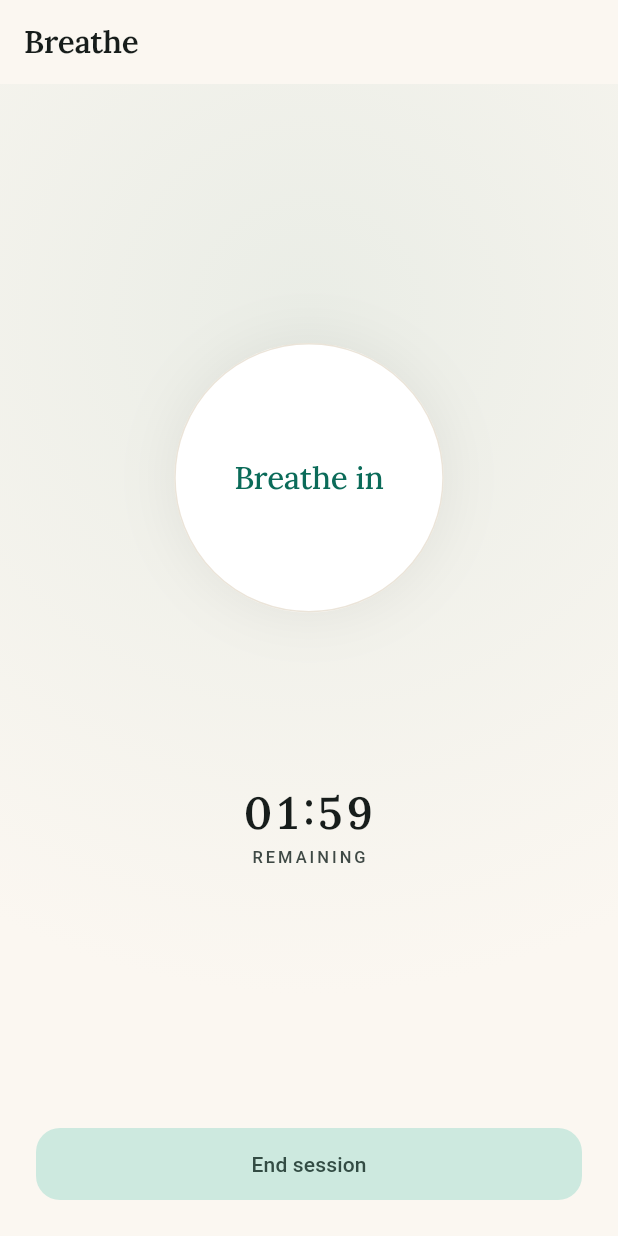
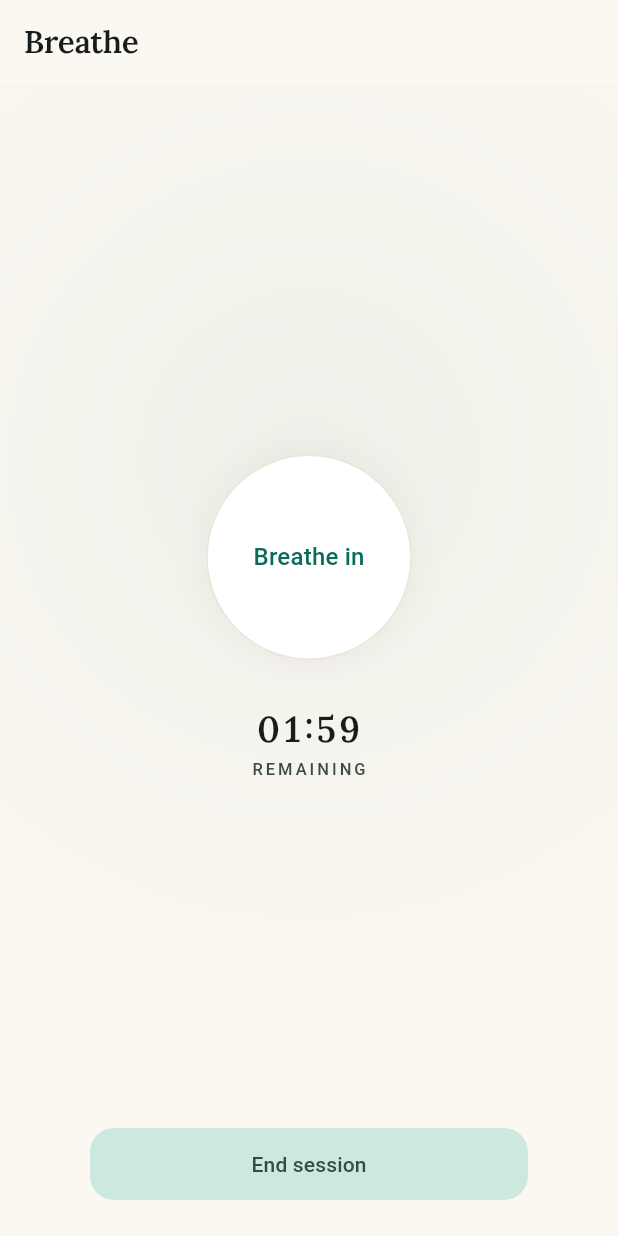
Before and after one commit to iezappa/alveoapp, a Flutter app: the BreatheScreen screen opened by its route, after a tap on "Calm · 4·7·8", after a tap on "Start session", on a phone screen of 412 x 824 dp. Run offline on Flutter 3.47's test engine with Material 3 defaults, Android fonts, the light colour scheme and no system bars; our stand-ins replace drift, fl_chart, flutter_riverpod, go_router, pdf, web; missing offline and left inert: dart:js_interop, file_selector; accounts and stored records are empty; generated files the repository leaves out were written again.

Commit message:
style: calmer, right-sized Breathe screen
Shrinks the focal circle (210->160), drops the countdown to a serif
headlineMedium, softens the shadow, and centres everything in a 340px
column with the action pinned to the bottom instead of stretched across
oversized flex spacers.

```diff
--- a/apps/client/lib/features/breathe/breathe_screen.dart
+++ b/apps/client/lib/features/breathe/breathe_screen.dart
@@ -68,13 +68,6 @@ class _BreatheScreenState extends State<BreatheScreen>
         BreathPhase.holdOut => l10n.breathePhaseHold,
       };
 
-  static String _clock(Duration d) {
-    final total = d.inSeconds < 0 ? 0 : d.inSeconds;
-    final minutes = (total ~/ 60).toString().padLeft(2, '0');
-    final seconds = (total % 60).toString().padLeft(2, '0');
-    return '$minutes:$seconds';
-  }
-
   @override
   Widget build(BuildContext context) {
     final l10n = AppLocalizations.of(context);
@@ -86,11 +79,11 @@ class _BreatheScreenState extends State<BreatheScreen>
       body: DecoratedBox(
         decoration: BoxDecoration(
           gradient: RadialGradient(
-            center: const Alignment(0, -0.6),
-            radius: 1.1,
+            center: const Alignment(0, -0.35),
+            radius: 0.9,
             colors: [
               Color.alphaBlend(
-                scheme.primary.withValues(alpha: 0.07),
+                scheme.primary.withValues(alpha: 0.05),
                 scheme.surface,
               ),
               scheme.surface,
@@ -98,17 +91,27 @@ class _BreatheScreenState extends State<BreatheScreen>
           ),
         ),
         child: SafeArea(
+          child: Center(
+            child: ConstrainedBox(
+              constraints: const BoxConstraints(maxWidth: 340),
+              child: Padding(
+                padding: const EdgeInsets.fromLTRB(24, 16, 24, 24),
                 child: Column(
                   children: [
-              const Spacer(flex: 3),
+                    Expanded(
+                      child: Center(
+                        child: Column(
+                          mainAxisSize: MainAxisSize.min,
+                          children: [
                             AnimatedBuilder(
                               animation: _controller,
                               builder: (context, _) {
-                  final remaining = _sessionLength - _stopwatch.elapsed;
-                  if (_running && remaining <= Duration.zero) {
-                    WidgetsBinding.instance.addPostFrameCallback(
-                      (_) => _stop(),
-                    );
+                                final remaining =
+                                    _sessionLength - _stopwatch.elapsed;
+                                if (_running &&
+                                    remaining <= Duration.zero) {
+                                  WidgetsBinding.instance
+                                      .addPostFrameCallback((_) => _stop());
                                 }
                                 final tick = _pattern.tickAt(
                                   _running
@@ -117,38 +120,18 @@ class _BreatheScreenState extends State<BreatheScreen>
                                 );
                                 return _FocalCircle(
                                   label: _phaseLabel(l10n, tick.phase),
-                    scale: _running ? _scaleFor(tick) : 0.9,
+                                  scale: _running
+                                      ? _scaleFor(tick)
+                                      : 0.9,
                                 );
                               },
                             ),
-              const Spacer(flex: 2),
+                            const SizedBox(height: 32),
                             if (_running)
-                AnimatedBuilder(
-                  animation: _controller,
-                  builder: (context, _) {
-                    final remaining = _sessionLength - _stopwatch.elapsed;
-                    return Column(
-                      children: [
-                        Text(
-                          _clock(remaining),
-                          style: theme.textTheme.displaySmall?.copyWith(
-                            fontWeight: FontWeight.w600,
-                            fontFeatures: const [
-                              FontFeature.tabularFigures(),
-                            ],
-                          ),
-                        ),
-                        const SizedBox(height: 4),
-                        Text(
-                          l10n.breatheRemaining.toUpperCase(),
-                          style: theme.textTheme.labelSmall?.copyWith(
-                            letterSpacing: 2,
-                            color: scheme.onSurfaceVariant,
-                          ),
-                        ),
-                      ],
-                    );
-                  },
+                              _Countdown(
+                                controller: _controller,
+                                remaining: () =>
+                                    _sessionLength - _stopwatch.elapsed,
                               )
                             else
                               SegmentedButton<BreathPattern>(
@@ -159,17 +142,21 @@ class _BreatheScreenState extends State<BreatheScreen>
                                   ),
                                   ButtonSegment(
                                     value: BreathPattern.relaxing,
-                      label: Text(l10n.breathePatternRelaxing),
+                                    label: Text(
+                                      l10n.breathePatternRelaxing,
+                                    ),
                                   ),
                                 ],
                                 selected: {_pattern},
-                  onSelectionChanged: (selection) =>
-                      setState(() => _pattern = selection.first),
+                                onSelectionChanged: (selection) => setState(
+                                  () => _pattern = selection.first,
                                 ),
-              const Spacer(flex: 3),
-              Padding(
-                padding: const EdgeInsets.fromLTRB(24, 0, 24, 24),
-                child: SizedBox(
+                              ),
+                          ],
+                        ),
+                      ),
+                    ),
+                    SizedBox(
                       width: double.infinity,
                       child: FilledButton.tonal(
                         onPressed: _running ? _stop : _start,
@@ -178,13 +165,57 @@ class _BreatheScreenState extends State<BreatheScreen>
                         ),
                       ),
                     ),
+                  ],
                 ),
-            ],
+              ),
+            ),
           ),
         ),
       ),
     );
   }
+}
+
+/// The session time left, in a calm serif figure above a quiet label.
+class _Countdown extends StatelessWidget {
+  const _Countdown({required this.controller, required this.remaining});
+
+  final Listenable controller;
+  final Duration Function() remaining;
+
+  @override
+  Widget build(BuildContext context) {
+    final theme = Theme.of(context);
+    return AnimatedBuilder(
+      animation: controller,
+      builder: (context, _) => Column(
+        children: [
+          Text(
+            _clock(remaining()),
+            style: theme.textTheme.headlineMedium?.copyWith(
+              fontWeight: FontWeight.w600,
+              fontFeatures: const [FontFeature.tabularFigures()],
+            ),
+          ),
+          const SizedBox(height: 4),
+          Text(
+            AppLocalizations.of(context).breatheRemaining.toUpperCase(),
+            style: theme.textTheme.labelSmall?.copyWith(
+              letterSpacing: 2,
+              color: theme.colorScheme.onSurfaceVariant,
+            ),
+          ),
+        ],
+      ),
+    );
+  }
+}
+
+String _clock(Duration d) {
+  final total = d.inSeconds < 0 ? 0 : d.inSeconds;
+  final minutes = (total ~/ 60).toString().padLeft(2, '0');
+  final seconds = (total % 60).toString().padLeft(2, '0');
+  return '$minutes:$seconds';
 }
 
 class _FocalCircle extends StatelessWidget {
@@ -202,8 +233,8 @@ class _FocalCircle extends StatelessWidget {
     return AnimatedContainer(
       duration: const Duration(milliseconds: 320),
       curve: Curves.easeInOut,
-      width: 210 * scale,
-      height: 210 * scale,
+      width: 160 * scale,
+      height: 160 * scale,
       alignment: Alignment.center,
       decoration: BoxDecoration(
         shape: BoxShape.circle,
@@ -213,15 +244,14 @@ class _FocalCircle extends StatelessWidget {
         ),
         boxShadow: [
           BoxShadow(
-            color: Colors.black.withValues(alpha: light ? 0.06 : 0.28),
-            blurRadius: 32,
-            spreadRadius: 2,
+            color: Colors.black.withValues(alpha: light ? 0.05 : 0.22),
+            blurRadius: 20,
           ),
         ],
       ),
       child: Text(
         label,
-        style: theme.textTheme.headlineSmall?.copyWith(
+        style: theme.textTheme.titleMedium?.copyWith(
           color: scheme.primary,
           fontWeight: FontWeight.w500,
         ),
```
Also changed, not shown: 1 other file. Lines whose indentation alone changed are shown as unchanged.
